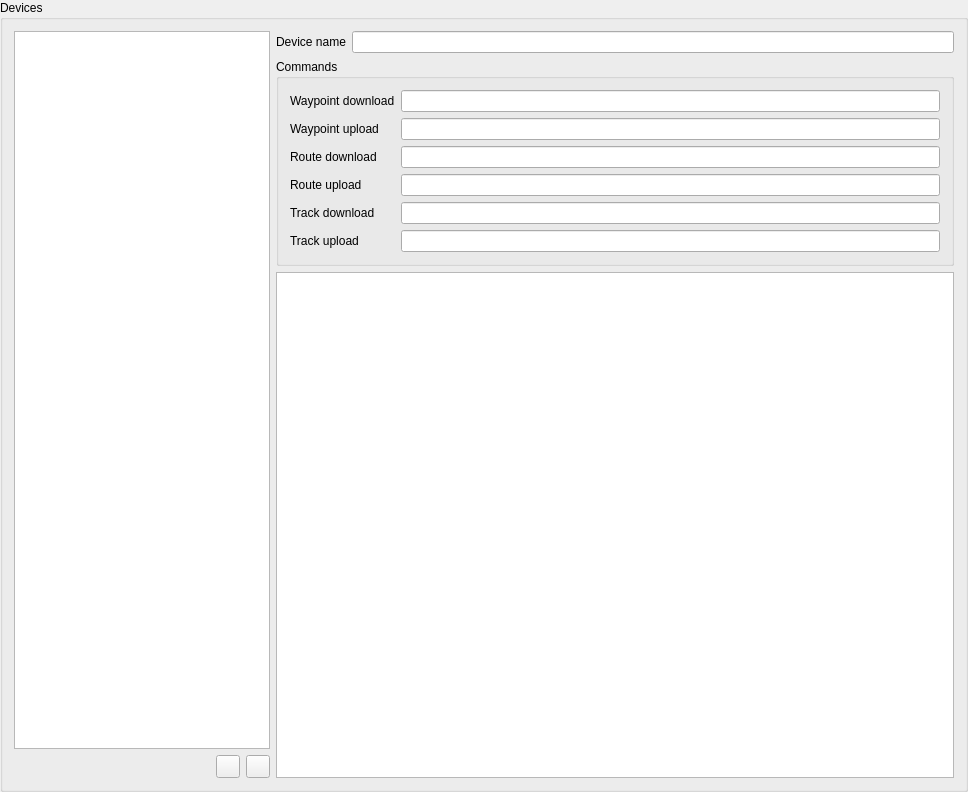
Old version of the form src/ui/qgsgpsdevicedialogbase.ui in the repository qgis/QGIS.
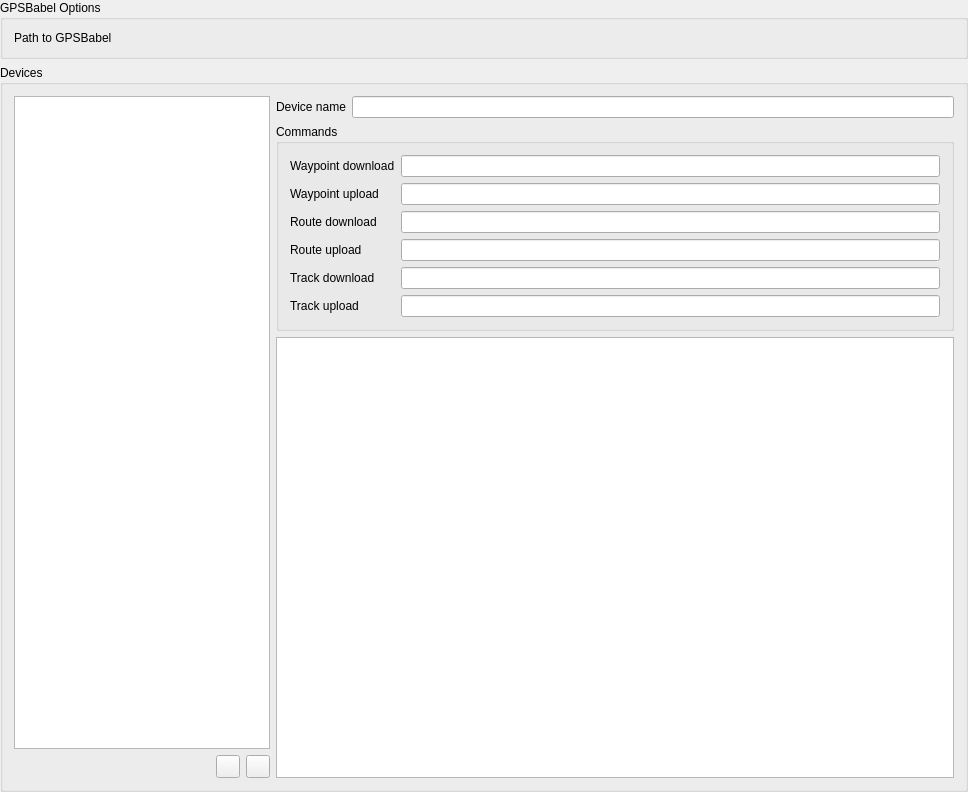
New version of the form. Icons and pictures are not drawn. Custom widgets are drawn as their Qt base class.

Commit message: Add option to set the path to GPSBabel in settings

What changed in the file:
```diff
--- a/src/ui/qgsgpsdevicedialogbase.ui
+++ b/src/ui/qgsgpsdevicedialogbase.ui
@@ -32,6 +32,29 @@
    <property name="bottomMargin">
     <number>0</number>
    </property>
+   <item>
+    <widget class="QGroupBox" name="groupBox_2">
+     <property name="title">
+      <string>GPSBabel Options</string>
+     </property>
+     <layout class="QGridLayout" name="gridLayout_4" columnstretch="0,1">
+      <item row="0" column="0">
+       <widget class="QLabel" name="label">
+        <property name="text">
+         <string>Path to GPSBabel</string>
+        </property>
+       </widget>
+      </item>
+      <item row="0" column="1">
+       <widget class="QgsFileWidget" name="mGpsBabelFileWidget" native="true">
+        <property name="focusPolicy">
+         <enum>Qt::StrongFocus</enum>
+        </property>
+       </widget>
+      </item>
+     </layout>
+    </widget>
+   </item>
    <item>
     <widget class="QGroupBox" name="groupBox_3">
      <property name="title">
@@ -299,6 +322,14 @@
   </layout>
  </widget>
  <layoutdefault spacing="6" margin="11"/>
+ <customwidgets>
+  <customwidget>
+   <class>QgsFileWidget</class>
+   <extends>QWidget</extends>
+   <header>qgsfilewidget.h</header>
+   <container>1</container>
+  </customwidget>
+ </customwidgets>
  <tabstops>
   <tabstop>mListDevices</tabstop>
   <tabstop>mButtonAddDevice</tabstop>
```
Left out of the diff: 1 changed line with no effect on the pictures. The commit also changes 1 other file.
